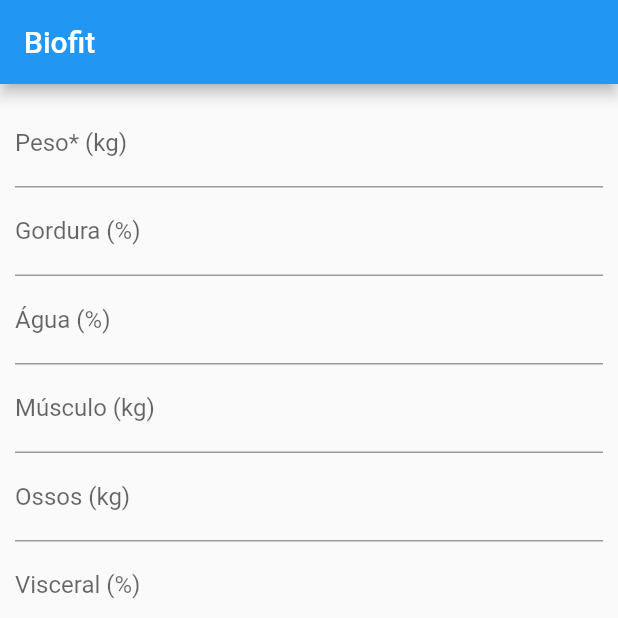
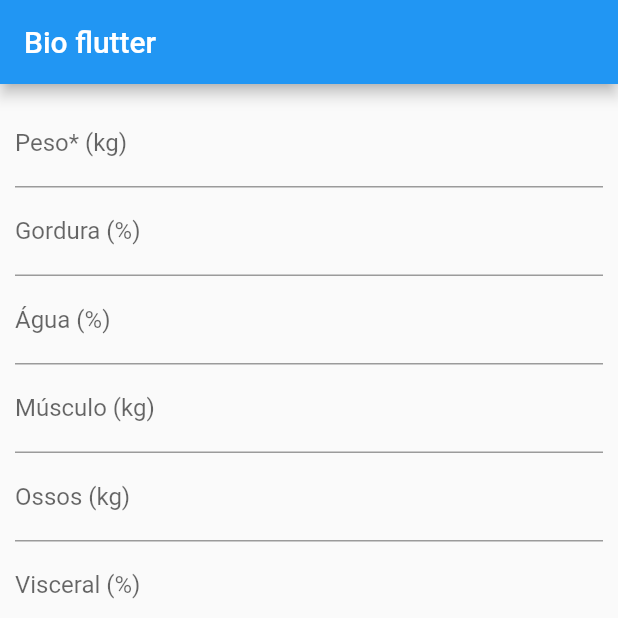
Before and after one commit to Gustavo-Luigi/bio-flutter, a Flutter app: the screen it shows after launch, item 3 of the bottom bar chosen, on a phone screen of 412 x 824 dp, the top half of it. Run offline on Flutter 3.47's test engine with Material 2 defaults, Android fonts, the phone set to English and light mode, and no system bars; our stand-ins replace sqflite, syncfusion_flutter_charts; accounts and stored records are empty.

Commit message:
Title changed to Bio Flutter

```diff
--- a/lib/bottom_nav_bar.dart
+++ b/lib/bottom_nav_bar.dart
@@ -35,7 +35,7 @@ class _BottomNavBarState extends State<BottomNavBar> {
   Widget build(BuildContext context) {
     return Scaffold(
       appBar: AppBar(
-        title: const Text('Biofit'),
+        title: const Text('Bio flutter'),
       ),
       body: _screenProvider.displaySelectedScreen(),
       bottomNavigationBar: BottomNavigationBar(
```
